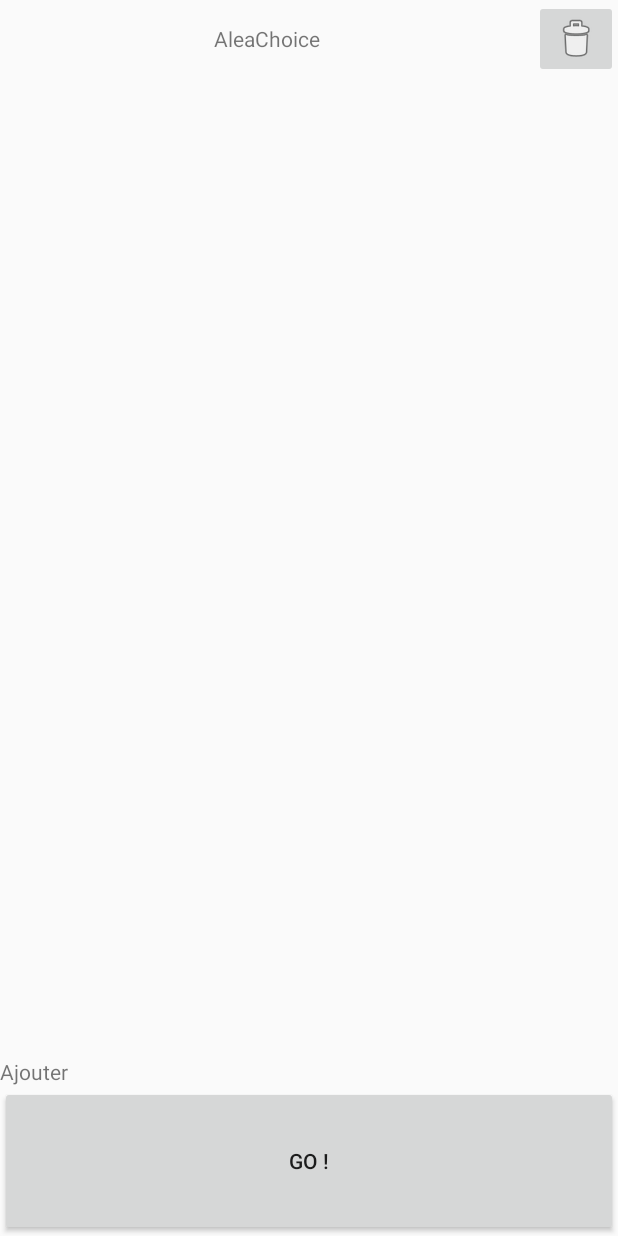
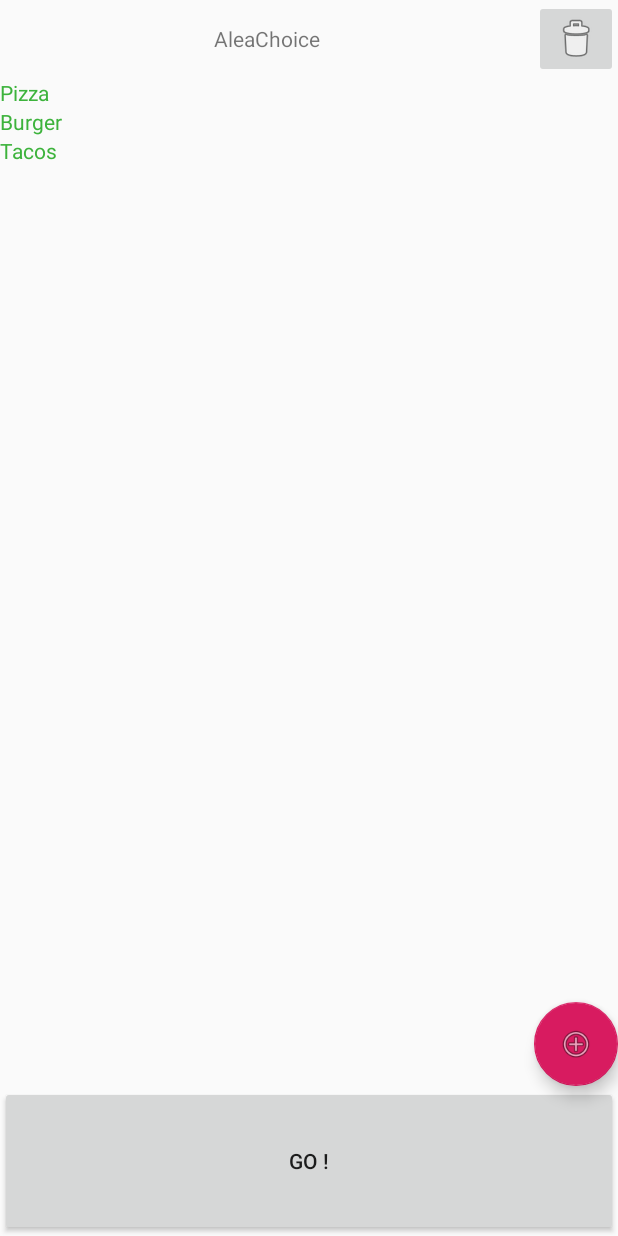
Before and after one commit to Owasana/Aleachoice, an Android app: the screen it shows after launch (MainActivity), on a phone screen of 412 x 824 dp. Run offline under Robolectric (Android 15) with nearby library versions, the phone set to English and light mode, and no system bars.

Commit message:
Ajout de l'activité de résultat et ajout d'éléments

```diff
--- a/app/src/main/AndroidManifest.xml
+++ b/app/src/main/AndroidManifest.xml
@@ -9,8 +9,8 @@
         android:roundIcon="@mipmap/ic_launcher_round"
         android:supportsRtl="true"
         android:theme="@style/AppTheme">
-
-        <activity android:name=".MainActivity" >
+        <activity android:name=".ResultActivity"></activity>
+        <activity android:name=".MainActivity">
             <intent-filter>
                 <action android:name="android.intent.action.MAIN" />
 
--- a/app/src/main/java/com/example/aleachoice/MainActivity.java
+++ b/app/src/main/java/com/example/aleachoice/MainActivity.java
@@ -4,9 +4,23 @@ import androidx.appcompat.app.AppCompatActivity;
 import androidx.recyclerview.widget.LinearLayoutManager;
 import androidx.recyclerview.widget.RecyclerView;
 
+import android.app.AlertDialog;
+import android.content.DialogInterface;
+import android.content.Intent;
 import android.os.Bundle;
+import android.view.Gravity;
+import android.view.LayoutInflater;
+import android.view.View;
+import android.widget.Button;
+import android.widget.PopupWindow;
+import android.widget.TextView;
+
+import com.google.android.material.floatingactionbutton.FloatingActionButton;
+
+import org.w3c.dom.Text;
 
 import model.Collection;
+import model.Item;
 import view.ItemAdapter;
 
 public class MainActivity extends AppCompatActivity {
@@ -14,11 +28,26 @@ public class MainActivity extends AppCompatActivity {
     private RecyclerView.Adapter mAdapter;
     private RecyclerView.LayoutManager layoutManager;
     private Collection m_collection;
+    private Button go_button;
+    private FloatingActionButton add_button;
+    private AlertDialog.Builder builder;
+    private AlertDialog dialog;
+    private TextView add_text;
 
     @Override
     protected void onCreate(Bundle savedInstanceState) {
         super.onCreate(savedInstanceState);
         setContentView(R.layout.activity_main);
+
+        m_collection = new Collection();
+
+        Item item1 = new Item("Pizza");
+        Item item2 = new Item("Burger");
+        Item item3 = new Item("Tacos");
+
+        m_collection.addItem(item1);
+        m_collection.addItem(item2);
+        m_collection.addItem(item3);
 
         recyclerView = findViewById(R.id.recycler_view);
 
@@ -28,5 +57,43 @@ public class MainActivity extends AppCompatActivity {
         mAdapter = new ItemAdapter(m_collection);
         recyclerView.setAdapter(mAdapter);
 
+        go_button = findViewById(R.id.go_button);
+        go_button.setOnClickListener(new View.OnClickListener() {
+            @Override
+            public void onClick(View v) {
+                Collection.PickResult result = m_collection.pick();
+                Intent intent = new Intent(MainActivity.this, ResultActivity.class);
+                intent.putExtra("result", result);
+                startActivity(intent);
+            }
+        });
+
+        builder = new AlertDialog.Builder(this);
+        LayoutInflater inflater = getLayoutInflater();
+
+        View dialogView = inflater.inflate(R.layout.add_dialog, null);
+        add_text = dialogView.findViewById(R.id.add_text);
+
+        builder.setView(dialogView)
+                .setPositiveButton(R.string.ok, new DialogInterface.OnClickListener() {
+                    @Override
+                    public void onClick(DialogInterface dialog, int id) {
+                        Item item = new Item(add_text.getText().toString());
+                        m_collection.addItem(item);
+                    }
+                });
+
+        dialog = builder.create();
+
+        add_button = findViewById(R.id.add_button);
+        add_button.setOnClickListener(new View.OnClickListener() {
+            @Override
+            public void onClick(View v) {
+                dialog.show();
+            }
+        });
+
     }
+
+
 }
--- a/app/src/main/java/model/Collection.java
+++ b/app/src/main/java/model/Collection.java
@@ -1,9 +1,11 @@
 package model;
 
+import java.io.Serializable;
 import java.util.ArrayList;
+import java.util.Observable;
 import java.util.Random;
 
-public class Collection {
+public class Collection extends Observable {
     private ArrayList<Item> m_items;
     private Random m_random;
 
@@ -14,6 +16,8 @@ public class Collection {
 
     public void addItem(Item item) {
         m_items.add(item);
+        setChanged();
+        notifyObservers();
     }
 
     public int size() {
@@ -24,7 +28,7 @@ public class Collection {
         return m_items.get(index);
     }
 
-    public class PickResult {
+    public static class PickResult implements Serializable {
         public int index;
         public Item item;
     }
--- a/app/src/main/java/model/Item.java
+++ b/app/src/main/java/model/Item.java
@@ -2,18 +2,19 @@ package model;
 
 import android.graphics.Color;
 
+import java.io.Serializable;
 import java.util.Random;
 
-public class Item {
+public class Item implements Serializable {
     private String m_name;
-    private Color m_color;
+    private int m_color;
 
-    private static Color randomColor() {
+    private static int randomColor() {
         Random random = new Random();
-        return Color.valueOf(Color.rgb(random.nextInt(255), random.nextInt(255), random.nextInt(255)));
+        return Color.rgb(random.nextInt(255), random.nextInt(255), random.nextInt(255));
     }
 
-    public Item(String name, Color color) {
+    public Item(String name, int color) {
         m_name = name;
         m_color = color;
     }
@@ -22,11 +23,11 @@ public class Item {
         this(name, randomColor());
     }
 
-    String name() {
+    public String name() {
         return m_name;
     }
 
-    Color color() {
+    public int color() {
         return m_color;
     }
 }
--- a/app/src/main/java/view/ItemAdapter.java
+++ b/app/src/main/java/view/ItemAdapter.java
@@ -1,21 +1,29 @@
 package view;
 
+import android.view.LayoutInflater;
+import android.view.View;
 import android.view.ViewGroup;
 import android.widget.TextView;
 
 import androidx.recyclerview.widget.RecyclerView;
 
+import com.example.aleachoice.R;
+
+import java.util.Observable;
+import java.util.Observer;
+
 import model.Collection;
+import model.Item;
 
-public class ItemAdapter extends RecyclerView.Adapter<ItemAdapter.ViewHolder> {
+public class ItemAdapter extends RecyclerView.Adapter<ItemAdapter.ViewHolder> implements Observer {
     private Collection m_collection;
 
     public static class ViewHolder extends RecyclerView.ViewHolder {
         public TextView textView;
 
-        public ViewHolder(TextView v) {
+        public ViewHolder(View v) {
             super(v);
-            textView = v;
+            textView = itemView.findViewById(R.id.item_name);
         }
     }
 
@@ -25,16 +33,27 @@ public class ItemAdapter extends RecyclerView.Adapter<ItemAdapter.ViewHolder> {
 
     @Override
     public ViewHolder onCreateViewHolder(ViewGroup parent, int viewType) {
-        return null;
+        View itemView = LayoutInflater.from(parent.getContext())
+                .inflate(R.layout.row_layout, parent, false);
+
+        return new ViewHolder(itemView);
     }
 
     @Override
     public void onBindViewHolder(ViewHolder holder, int position) {
-
+        Item item = m_collection.item(position);
+        holder.textView.setText(item.name());
+        holder.textView.setTextColor(item.color());
     }
 
     @Override
     public int getItemCount() {
         return m_collection.size();
     }
+
+    @Override
+    public void update(Observable obs, Object arg)
+    {
+        notifyDataSetChanged();
+    }
 }
--- a/app/src/main/res/layout/activity_main.xml
+++ b/app/src/main/res/layout/activity_main.xml
@@ -40,11 +40,13 @@
         android:layout_height="0dp"
         android:layout_weight="1" />
 
-    <TextView
-        android:id="@+id/textView"
+    <com.google.android.material.floatingactionbutton.FloatingActionButton
+        android:id="@+id/add_button"
         android:layout_width="match_parent"
         android:layout_height="wrap_content"
-        android:text="@string/add_text" />
+        android:layout_gravity="clip_horizontal|right|center_horizontal|end"
+        android:clickable="true"
+        app:srcCompat="@android:drawable/ic_menu_add" />
 
     <Button
         android:id="@+id/go_button"
--- a/app/src/main/res/layout/row_layout.xml
+++ b/app/src/main/res/layout/row_layout.xml
@@ -1,12 +1,12 @@
 <?xml version="1.0" encoding="utf-8"?>
 <RelativeLayout xmlns:android="http://schemas.android.com/apk/res/android"
-    android:layout_width="match_parent"
-    android:layout_height="match_parent"
+    android:layout_width="wrap_content"
+    android:layout_height="wrap_content"
     android:orientation="vertical">
 
     <TextView
-        android:id="@+id/textView4"
-        android:layout_width="match_parent"
-        android:layout_height="match_parent"
+        android:id="@+id/item_name"
+        android:layout_width="wrap_content"
+        android:layout_height="wrap_content"
         android:text="TextView" />
 </RelativeLayout>
--- a/app/src/main/res/values/strings.xml
+++ b/app/src/main/res/values/strings.xml
@@ -4,4 +4,5 @@
     <string name="go_button">GO !</string>
     <string name="add_text">Ajouter</string>
     <string name="text_name_app">AleaChoice</string>
+    <string name="ok">Valider</string>
 </resources>
```
Also changed, not shown: app/src/main/java/com/example/aleachoice/ResultActivity.java (added, +32 -0 lines), app/src/main/res/layout/activity_result.xml (added, +14 -0 lines), app/src/main/res/layout/add_dialog.xml (added, +14 -0 lines).
